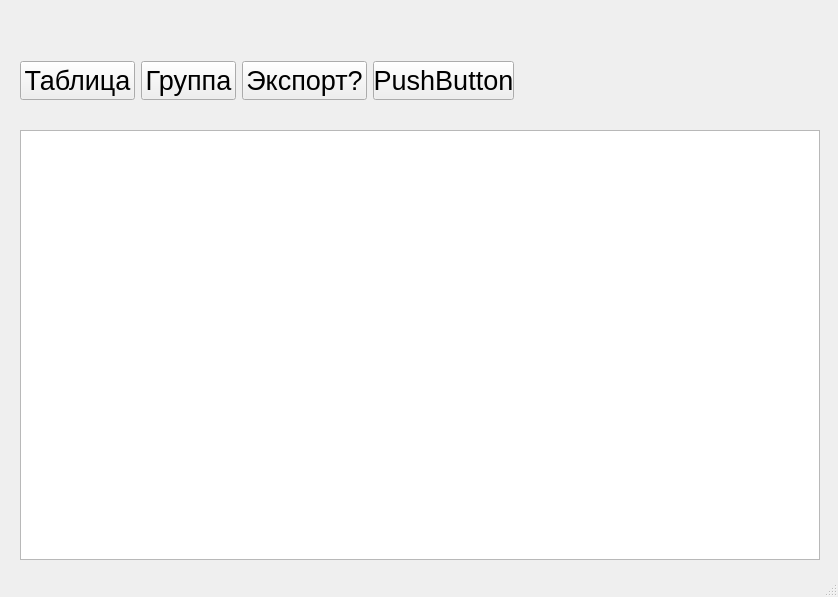
Qt form dbms_main.ui (came0987/dbms_mpei) before a commit.
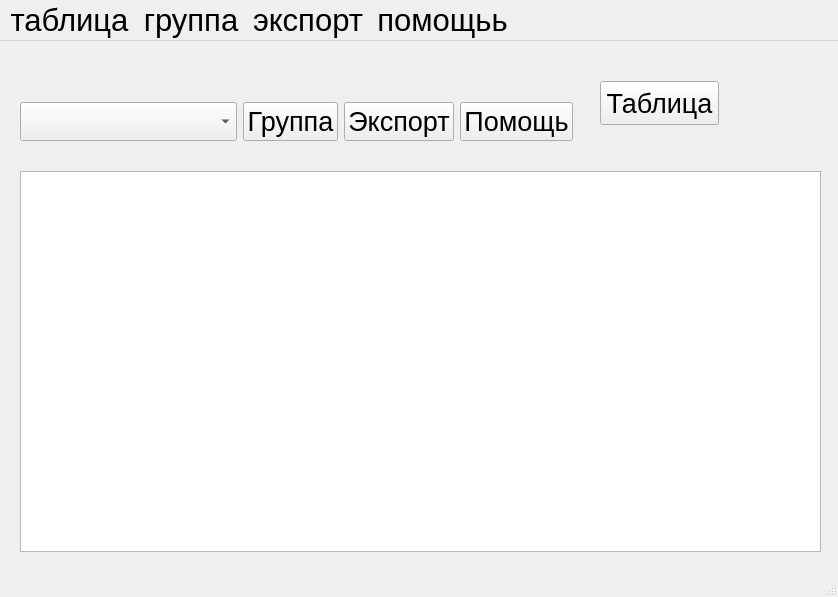
The same form after that commit.

Commit message: refactor custom table, currently not working

```diff
--- a/dbms_main.ui
+++ b/dbms_main.ui
@@ -14,44 +14,53 @@
    <string>MainWindow</string>
   </property>
   <widget class="QWidget" name="centralwidget">
-   <widget class="QTableWidget" name="tableWidget">
-    <property name="geometry">
-     <rect>
-      <x>20</x>
-      <y>130</y>
-      <width>800</width>
-      <height>430</height>
-     </rect>
-    </property>
-   </widget>
-   <widget class="QWidget" name="">
+   <widget class="QWidget" name="layoutWidget">
     <property name="geometry">
      <rect>
       <x>20</x>
       <y>50</y>
-      <width>494</width>
+      <width>553</width>
       <height>61</height>
      </rect>
     </property>
     <layout class="QHBoxLayout" name="horizontalLayout">
      <item>
-      <widget class="QPushButton" name="pushButton">
-       <property name="enabled">
+      <widget class="QComboBox" name="tables_combobox">
+       <property name="font">
+        <font>
+         <family>Segoe UI</family>
+         <pointsize>20</pointsize>
+        </font>
+       </property>
+       <property name="editable">
+        <bool>false</bool>
+       </property>
+       <property name="placeholderText">
+        <string>Таблицы</string>
+       </property>
+       <property name="frame">
         <bool>true</bool>
        </property>
-       <property name="sizePolicy">
-        <sizepolicy hsizetype="Minimum" vsizetype="Fixed">
-         <horstretch>0</horstretch>
-         <verstretch>1</verstretch>
-        </sizepolicy>
-       </property>
-       <property name="styleSheet">
-        <string notr="true">font-size: 20pt;
-</string>
-       </property>
-       <property name="text">
-        <string>Таблица</string>
-       </property>
+       <item>
+        <property name="text">
+         <string>123</string>
+        </property>
+       </item>
+       <item>
+        <property name="text">
+         <string>12332</string>
+        </property>
+       </item>
+       <item>
+        <property name="text">
+         <string>123213</string>
+        </property>
+       </item>
+       <item>
+        <property name="text">
+         <string>Новый элемент</string>
+        </property>
+       </item>
       </widget>
      </item>
      <item>
@@ -78,7 +87,7 @@
 </string>
        </property>
        <property name="text">
-        <string>Экспорт?</string>
+        <string>Экспорт</string>
        </property>
       </widget>
      </item>
@@ -89,18 +98,167 @@
 </string>
        </property>
        <property name="text">
-        <string>PushButton</string>
+        <string>Помощь</string>
        </property>
       </widget>
      </item>
     </layout>
    </widget>
+   <widget class="QStackedWidget" name="stackedWidget">
+    <property name="geometry">
+     <rect>
+      <x>20</x>
+      <y>130</y>
+      <width>801</width>
+      <height>381</height>
+     </rect>
+    </property>
+    <property name="currentIndex">
+     <number>0</number>
+    </property>
+    <widget class="QWidget" name="tables_page">
+     <widget class="QStackedWidget" name="db_tables">
+      <property name="geometry">
+       <rect>
+        <x>0</x>
+        <y>0</y>
+        <width>801</width>
+        <height>381</height>
+       </rect>
+      </property>
+      <widget class="QWidget" name="vyst_mo">
+       <widget class="QTableView" name="vyst_mo_table">
+        <property name="geometry">
+         <rect>
+          <x>0</x>
+          <y>0</y>
+          <width>801</width>
+          <height>381</height>
+         </rect>
+        </property>
+       </widget>
+      </widget>
+      <widget class="QWidget" name="vuz">
+       <widget class="QTableWidget" name="vuz_table">
+        <property name="geometry">
+         <rect>
+          <x>0</x>
+          <y>0</y>
+          <width>801</width>
+          <height>381</height>
+         </rect>
+        </property>
+       </widget>
+      </widget>
+      <widget class="QWidget" name="grntirub">
+       <widget class="QTableWidget" name="grntirub_table">
+        <property name="geometry">
+         <rect>
+          <x>0</x>
+          <y>0</y>
+          <width>801</width>
+          <height>381</height>
+         </rect>
+        </property>
+       </widget>
+      </widget>
+     </widget>
+    </widget>
+    <widget class="QWidget" name="group_page">
+     <widget class="QTableWidget" name="group_table">
+      <property name="geometry">
+       <rect>
+        <x>5</x>
+        <y>11</y>
+        <width>691</width>
+        <height>351</height>
+       </rect>
+      </property>
+     </widget>
+    </widget>
+   </widget>
+   <widget class="QPushButton" name="pushButton">
+    <property name="enabled">
+     <bool>true</bool>
+    </property>
+    <property name="geometry">
+     <rect>
+      <x>600</x>
+      <y>40</y>
+      <width>119</width>
+      <height>44</height>
+     </rect>
+    </property>
+    <property name="sizePolicy">
+     <sizepolicy hsizetype="Minimum" vsizetype="Fixed">
+      <horstretch>0</horstretch>
+      <verstretch>1</verstretch>
+     </sizepolicy>
+    </property>
+    <property name="styleSheet">
+     <string notr="true">font-size: 20pt;
+</string>
+    </property>
+    <property name="text">
+     <string>Таблица</string>
+    </property>
+   </widget>
   </widget>
   <widget class="QStatusBar" name="statusbar">
    <property name="enabled">
     <bool>true</bool>
    </property>
   </widget>
+  <widget class="QMenuBar" name="menuBar">
+   <property name="geometry">
+    <rect>
+     <x>0</x>
+     <y>0</y>
+     <width>838</width>
+     <height>48</height>
+    </rect>
+   </property>
+   <property name="font">
+    <font>
+     <pointsize>23</pointsize>
+    </font>
+   </property>
+   <widget class="QMenu" name="menu">
+    <property name="font">
+     <font>
+      <pointsize>17</pointsize>
+     </font>
+    </property>
+    <property name="title">
+     <string>таблица</string>
+    </property>
+   </widget>
+   <widget class="QMenu" name="menu_2">
+    <property name="title">
+     <string>группа</string>
+    </property>
+   </widget>
+   <widget class="QMenu" name="menu_3">
+    <property name="title">
+     <string>экспорт</string>
+    </property>
+   </widget>
+   <widget class="QMenu" name="menu_4">
+    <property name="tearOffEnabled">
+     <bool>false</bool>
+    </property>
+    <property name="title">
+     <string>помощьь</string>
+    </property>
+    <property name="separatorsCollapsible">
+     <bool>false</bool>
+    </property>
+   </widget>
+   <addaction name="menu"/>
+   <addaction name="menu_2"/>
+   <addaction name="menu_3"/>
+   <addaction name="menu_4"/>
+  </widget>
  </widget>
  <resources/>
  <connections/>
```
Left out of the diff: 4 changed lines with no effect on the pictures. The commit also changes 2 other files.
